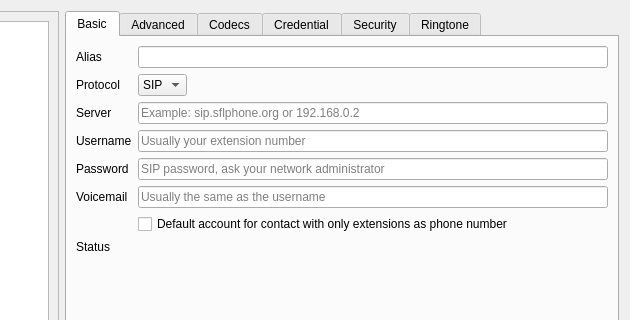
The window that src/conf/dlgaccountsbase.ui (KDE/ring-kde) describes before a commit, drawn with Qt 5; both pictures show x 228 to 858 and y 0 to 320 of the 858 by 550 pixel window.
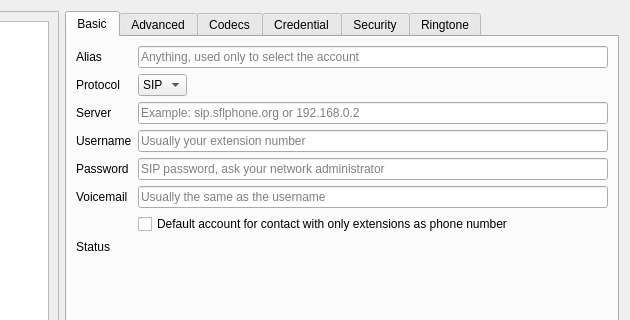
The same window after the commit. Custom widgets are drawn as their Qt base class.

```diff
--- a/src/conf/dlgaccountsbase.ui
+++ b/src/conf/dlgaccountsbase.ui
@@ -237,6 +237,9 @@
               <height>0</height>
              </size>
             </property>
+            <property name="placeholderText">
+             <string>Anything, used only to select the account</string>
+            </property>
            </widget>
           </item>
           <item row="1" column="0">
```
Left out of the diff: 6 changed lines with no effect on the pictures.
